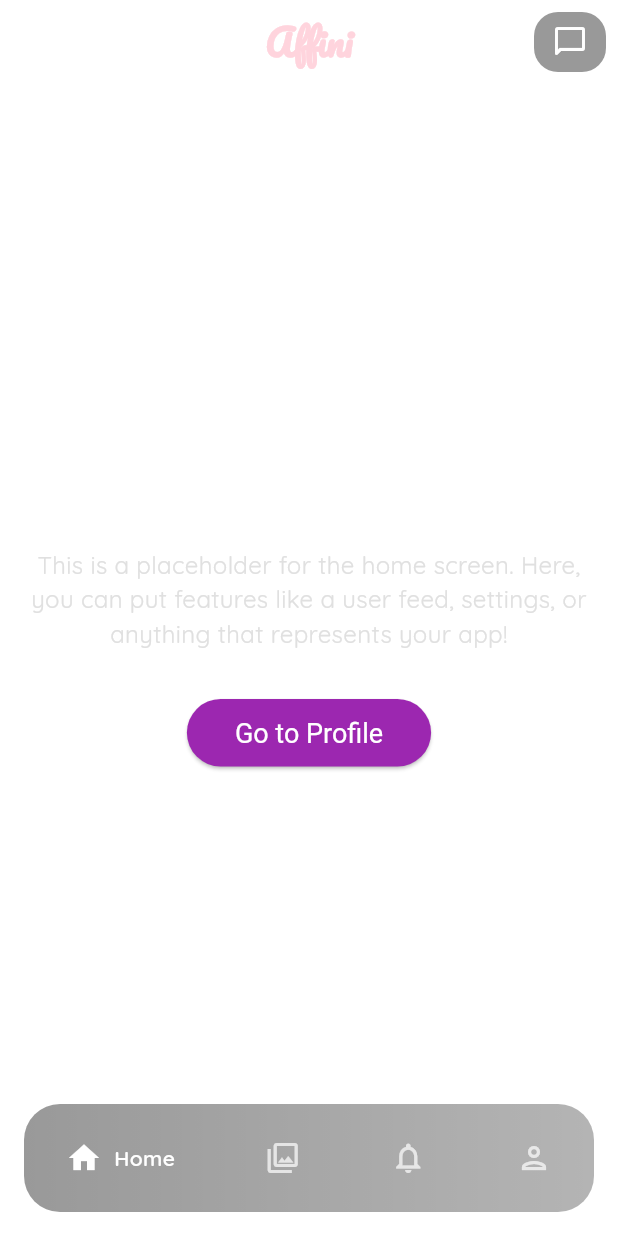
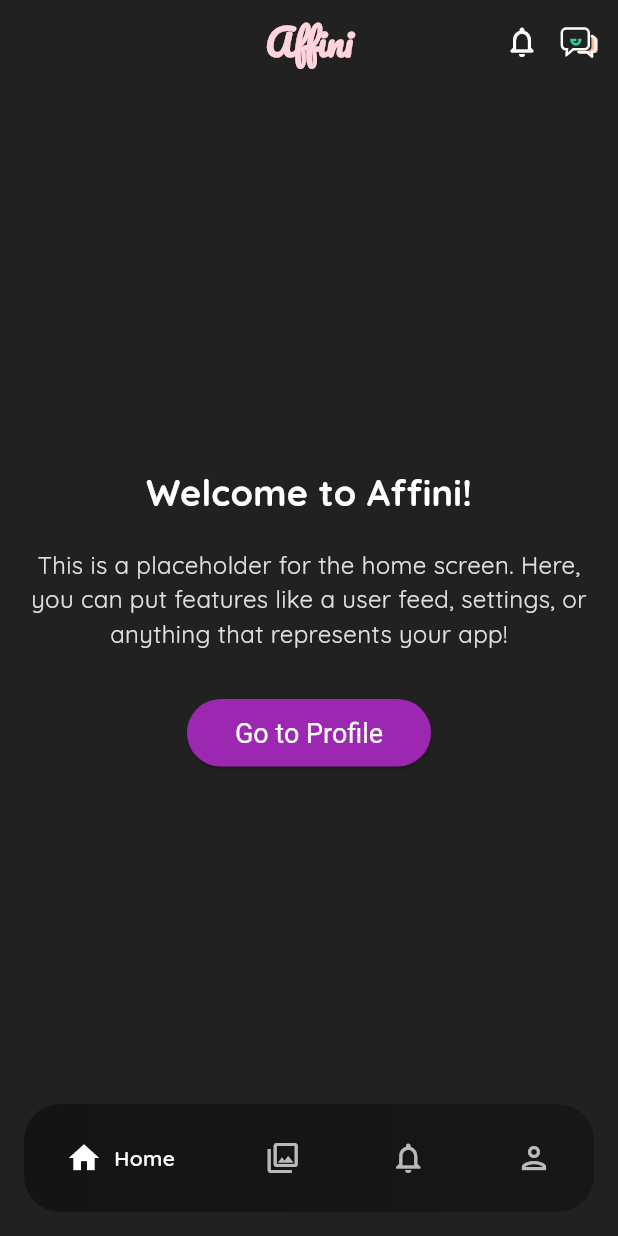
Before and after one commit to ayruvedaAvi/afini, a Flutter app: the HomeScreen screen opened by its route, on a phone screen of 412 x 824 dp. Run offline on Flutter 3.47's test engine with Material 3 defaults, Android fonts, the phone set to English and light mode, and no system bars; drawn by our look-alikes of google_nav_bar; our stand-ins replace dio, equatable, flutter_bloc, flutter_secure_storage, flutter_svg, get_it and 6 more; accounts and stored records are empty; network calls fail.

Commit message:
feat: added a route name enum

```diff
--- a/lib/core/app_router.dart
+++ b/lib/core/app_router.dart
@@ -19,38 +19,57 @@ import '../presentation/screens/support/splash_screen.dart';
 import '../presentation/screens/support/error_screen.dart';
 import 'dependency_injection.dart';
 
+enum AppRoutes {
+  splash('/splash'),
+  getStarted('/get-started'),
+  login('/login'),
+  signup('/signup'),
+  codeScreen('/code-screen/:isCopyCode'),
+  home('/home'),
+  gallery('/gallery'),
+  notifications('/notifications'),
+  profile('/profile'),
+  chats('/chats'),
+  settings('/settings'),
+  themeSettings('/settings/theme'),
+  chatTheme('/chats/theme');
+
+  const AppRoutes(this.path);
+  final String path;
+}
+
 final GoRouter appRouter = GoRouter(
-  initialLocation: '/splash',
+  initialLocation: AppRoutes.splash.path,
   routes: [
     // Non-authenticated routes (no bottom nav)
     GoRoute(
-      name: 'splash',
-      path: '/splash',
+      name: AppRoutes.splash.name,
+      path: AppRoutes.splash.path,
       builder: (context, state) => const SplashScreen(),
     ),
     GoRoute(
-      name: 'get-started',
-      path: '/get-started',
+      name: AppRoutes.getStarted.name,
+      path: AppRoutes.getStarted.path,
       builder: (context, state) => const GetStartedScreen(),
     ),
     GoRoute(
-      name: 'login',
-      path: '/login',
+      name: AppRoutes.login.name,
+      path: AppRoutes.login.path,
       builder: (context, state) => BlocProvider(
         create: (_) => AuthCubit(DependencyInjection.authRepository),
         child: const LoginScreen(),
       ),
     ),
     GoRoute(
-      name: 'signup',
-      path: '/signup',
+      name: AppRoutes.signup.name,
+      path: AppRoutes.signup.path,
       builder: (context, state) => const SignupScreen(),
     ),
 
     // Authenticated routes with bottom nav
     GoRoute(
-      name: 'code-screen',
-      path: '/code-screen/:isCopyCode',
+      name: AppRoutes.codeScreen.name,
+      path: AppRoutes.codeScreen.path,
       builder: (context, state) => CodeScreen(
         isCopyCode: state.pathParameters['isCopyCode'] == 'true',
       ),
@@ -58,29 +77,29 @@ final GoRouter appRouter = GoRouter(
     ShellRoute(
       builder: (context, state, child) {
         return BaseLayout(
-          currentRoute: state.name ?? 'home',
+          currentRoute: state.name ?? AppRoutes.home.name,
           child: child,
         );
       },
       routes: [
         GoRoute(
-          name: 'home',
-          path: '/home',
+          name: AppRoutes.home.name,
+          path: AppRoutes.home.path,
           builder: (context, state) => const HomeScreen(),
         ),
         GoRoute(
-          name: 'gallery',
-          path: '/gallery',
+          name: AppRoutes.gallery.name,
+          path: AppRoutes.gallery.path,
           builder: (context, state) => const GalleryScreen(),
         ),
         GoRoute(
-          name: 'notifications',
-          path: '/notifications',
+          name: AppRoutes.notifications.name,
+          path: AppRoutes.notifications.path,
           builder: (context, state) => const NotificationsScreen(),
         ),
         GoRoute(
-          name: 'profile',
-          path: '/profile',
+          name: AppRoutes.profile.name,
+          path: AppRoutes.profile.path,
           builder: (context, state) => const ProfileScreen(),
         ),
       ],
@@ -88,23 +107,23 @@ final GoRouter appRouter = GoRouter(
 
     // Modal routes (no bottom nav)
     GoRoute(
-      name: 'chats',
-      path: '/chats',
+      name: AppRoutes.chats.name,
+      path: AppRoutes.chats.path,
       builder: (context, state) => const ChatsScreen(),
     ),
     GoRoute(
-      name: 'settings',
-      path: '/settings',
+      name: AppRoutes.settings.name,
+      path: AppRoutes.settings.path,
       builder: (context, state) => const SettingsScreen(),
     ),
     GoRoute(
-      name: 'themeSettings',
-      path: '/settings/theme',
+      name: AppRoutes.themeSettings.name,
+      path: AppRoutes.themeSettings.path,
       builder: (context, state) => const ThemeSettingsScreen(),
     ),
     GoRoute(
-      name: 'chatTheme',
-      path: '/chats/theme',
+      name: AppRoutes.chatTheme.name,
+      path: AppRoutes.chatTheme.path,
       builder: (context, state) => const ChatThemeSettings(),
     ),
   ],
--- a/lib/presentation/screens/auth/signup_screen.dart
+++ b/lib/presentation/screens/auth/signup_screen.dart
@@ -1,6 +1,7 @@
 import 'package:flutter/material.dart';
 import 'package:go_router/go_router.dart';
 
+import '../../../core/app_router.dart';
 import '../../themes/colors.dart';
 import '../../widgets/custom_text_field.dart';
 
@@ -118,7 +119,7 @@ class SignupScreen extends StatelessWidget {
                         width: double.infinity,
                         child: ElevatedButton(
                           onPressed: () {
-                            context.pushNamed('code-screen', pathParameters: {
+                            context.pushNamed(AppRoutes.codeScreen.name, pathParameters: {
                               'isCopyCode': 'true',
                             });
                           },
--- a/lib/presentation/screens/baseLayout/home/home_screen.dart
+++ b/lib/presentation/screens/baseLayout/home/home_screen.dart
@@ -1,7 +1,9 @@
 import 'package:flutter/material.dart';
+import 'package:flutter_svg/flutter_svg.dart';
 import 'package:go_router/go_router.dart';
 import 'package:google_fonts/google_fonts.dart';
 
+import '../../../../core/app_router.dart';
 import '../../../themes/colors.dart';
 
 class HomeScreen extends StatelessWidget {
@@ -10,6 +12,7 @@ class HomeScreen extends StatelessWidget {
   @override
   Widget build(BuildContext context) {
     return Scaffold(
+      backgroundColor: Colors.grey[900],
       extendBody: true,
       extendBodyBehindAppBar: true,
       appBar: AppBar(
@@ -21,22 +24,26 @@ class HomeScreen extends StatelessWidget {
         elevation: 0,
         centerTitle: true,
         actions: [
-          Container(
-            margin: const EdgeInsets.all(8),
-            decoration: BoxDecoration(
-              color: Colors.black.withAlpha(102),
-              borderRadius: BorderRadius.circular(16),
+          IconButton(
+            icon: const Icon(
+              Icons.notifications_none_rounded,
+              color: Colors.white,
             ),
-            child: IconButton(
-              icon: const Icon(
-                Icons.chat_bubble_outline_rounded,
-                color: Colors.white,
-              ),
-              onPressed: () {
-                context.pushNamed('chats');
-              },
+            onPressed: () {
+              context.pushNamed(AppRoutes.notifications.name);
+            },
+          ),
+          GestureDetector(
+            onTap: () {
+              context.pushNamed(AppRoutes.chats.name);
+            },
+            child: SvgPicture.asset(
+              'assets/icons/chat.svg',
+              width: 28,
+              height: 28,
             ),
           ),
+          SizedBox(width: 12),
         ],
       ),
       body: Padding(
@@ -64,7 +71,7 @@ class HomeScreen extends StatelessWidget {
             const SizedBox(height: 30),
             ElevatedButton(
               onPressed: () {
-                context.push('/profile');
+                context.pushNamed('profile');
               },
               style: ElevatedButton.styleFrom(
                 backgroundColor: Colors.purple,
--- a/lib/presentation/screens/baseLayout/profile/profile_screen.dart
+++ b/lib/presentation/screens/baseLayout/profile/profile_screen.dart
@@ -1,5 +1,7 @@
 import 'package:flutter/material.dart';
 import 'package:go_router/go_router.dart';
+
+import '../../../../core/app_router.dart';
 
 class ProfileScreen extends StatelessWidget {
   const ProfileScreen({super.key});
@@ -15,7 +17,7 @@ class ProfileScreen extends StatelessWidget {
               Icons.settings,
             ),
             onPressed: () {
-              context.pushNamed('settings');
+              context.pushNamed(AppRoutes.settings.name);
             },
           ),
         ],
--- a/lib/presentation/screens/chats/chats_screen.dart
+++ b/lib/presentation/screens/chats/chats_screen.dart
@@ -2,6 +2,7 @@ import 'package:flutter/material.dart';
 import 'package:flutter_bloc/flutter_bloc.dart';
 import 'package:go_router/go_router.dart';
 
+import '../../../core/app_router.dart';
 import '../../cubits/theme/theme_cubit.dart';
 import '../../cubits/theme/theme_state.dart';
 import '../../widgets/custom_snack_bar.dart';
@@ -53,7 +54,7 @@ class ChatsScreen extends StatelessWidget {
                 // Handle menu item selection
                 switch (value) {
                   case 'theme':
-                    context.pushNamed('chatTheme');
+                    context.pushNamed(AppRoutes.chatTheme.name);
                     break;
                   case 'mute':
                     // Handle mute notifications
--- a/lib/presentation/screens/settings/settings_screen.dart
+++ b/lib/presentation/screens/settings/settings_screen.dart
@@ -3,6 +3,7 @@ import 'package:flutter/cupertino.dart';
 import 'package:flutter_bloc/flutter_bloc.dart';
 import 'package:go_router/go_router.dart';
 
+import '../../../core/app_router.dart';
 import '../../cubits/theme/theme_cubit.dart';
 import '../../cubits/theme/theme_state.dart';
 import '../../widgets/custom_snack_bar.dart';
@@ -155,7 +156,7 @@ class _SettingsScreenState extends State<SettingsScreen> {
                 subtitle: 'Select theme and appearance',
                 trailing: const Icon(Icons.arrow_forward_ios, size: 16),
                 onTap: () {
-                  context.pushNamed('themeSettings');
+                  context.pushNamed(AppRoutes.themeSettings.name);
                 },
                 theme: theme,
               ),
--- a/lib/presentation/screens/support/get_started_screen.dart
+++ b/lib/presentation/screens/support/get_started_screen.dart
@@ -5,6 +5,7 @@ import 'package:flutter/material.dart';
 import 'package:go_router/go_router.dart';
 import 'package:google_fonts/google_fonts.dart';
 
+import '../../../core/app_router.dart';
 import '../../themes/colors.dart';
 
 class GetStartedScreen extends StatefulWidget {
@@ -183,7 +184,7 @@ class _GetStartedScreenState extends State<GetStartedScreen>
                         height: 50,
                         child: ElevatedButton(
                           onPressed: () {
-                            context.pushNamed('signup');
+                            context.pushNamed(AppRoutes.signup.name);
                           },
                           child: const Text('Get Started',
                               style: TextStyle(
@@ -195,7 +196,7 @@ class _GetStartedScreenState extends State<GetStartedScreen>
                       ),
                       TextButton(
                         onPressed: () {
-                          context.pushNamed('login');
+                          context.pushNamed(AppRoutes.login.name);
                         },
                         child: const Text(
                           'Already have an account? Log in..',
--- a/pubspec.yaml
+++ b/pubspec.yaml
@@ -25,6 +25,7 @@ dependencies:
   pin_code_fields: ^8.0.1
   rive: ^0.13.20
   shared_preferences: ^2.5.3
+  flutter_svg: ^2.2.0
 
 dev_dependencies:
   flutter_launcher_icons: ^0.14.3
@@ -48,6 +49,7 @@ flutter:
     - assets/images/chat_background/
     - assets/fonts/
     - assets/animations/
+    - assets/icons/
 
   fonts:
     - family: Quicksand
```
Also changed, not shown: lib/presentation/screens/auth/login_screen.dart (+4 -3 lines), lib/presentation/screens/support/custom_nav_bar.dart (+6 -4 lines), lib/presentation/screens/support/splash_screen.dart (+5 -4 lines), assets/icons/chat.svg (added), assets/icons/home.svg (added), pubspec.lock.
